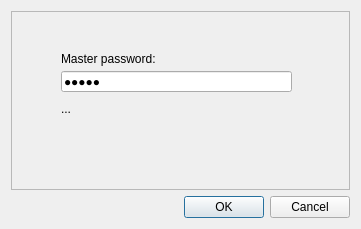
First picture: the form in ui/login_window_hashed_maze.ui, repository TitoBarrosTI/hashed_maze, before the edit.
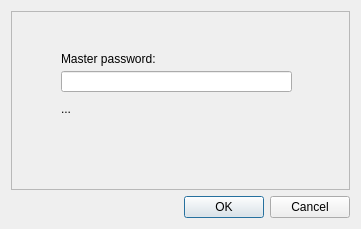
Second picture: the form after the edit.

Diff of the .ui file:
```diff
--- a/ui/login_window_hashed_maze.ui
+++ b/ui/login_window_hashed_maze.ui
@@ -31,8 +31,11 @@
         <height>21</height>
        </rect>
       </property>
+      <property name="layoutDirection">
+       <enum>Qt::LayoutDirection::LeftToRight</enum>
+      </property>
       <property name="text">
-       <string>teste</string>
+       <string/>
       </property>
       <property name="echoMode">
        <enum>QLineEdit::EchoMode::Password</enum>
```
